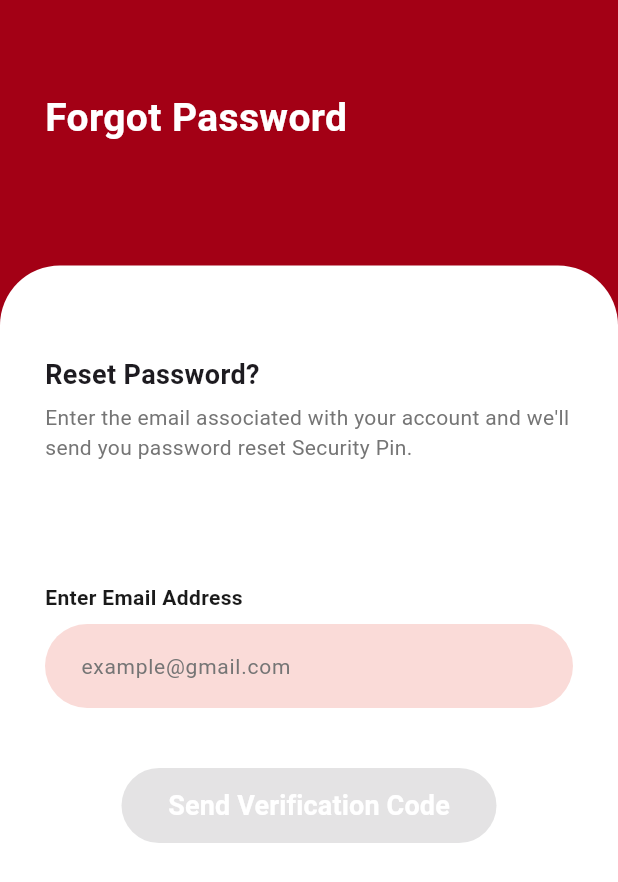
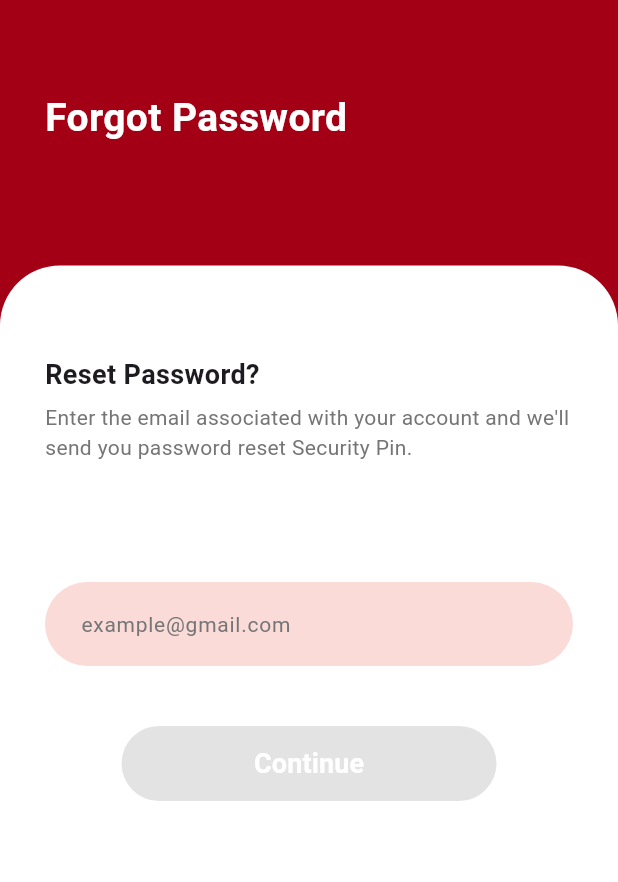
Before and after one commit to Meqabil/black-box, a Flutter app: the ForgotPasswordScreen screen opened directly, on a phone screen of 412 x 824 dp. Shown: the top 882 px of the screen. Run offline on Flutter 3.47's test engine with Material 3 defaults, Android fonts, the phone set to English and light mode, and no system bars; our stand-ins replace bloc, dio, flutter_bloc, get_it, internet_connection_checker_plus; missing offline and left inert: flutter_app, grad_project.

Commit message:
Refactor ForgotPasswordScreen layout and logic
Refactor ForgotPasswordScreen to use local colors and simplify button logic.

```diff
--- a/lib/features/auth/presentation/screens/password/forget_password_screen.dart
+++ b/lib/features/auth/presentation/screens/password/forget_password_screen.dart
@@ -1,17 +1,13 @@
-import 'package:black_box/core/constants/colors.dart';
-import 'package:black_box/core/ui/snackbar/exception_snackbar.dart';
-import 'package:black_box/core/ui/snackbar/success_snackbar.dart';
-import 'package:black_box/features/auth/presentation/bloc/auth/new_password/password_cubit.dart';
-import 'package:black_box/features/auth/presentation/bloc/auth/new_password/password_state.dart';
-import 'package:black_box/features/auth/presentation/screens/password/security_pin_screen.dart';
 import 'package:flutter/material.dart';
-import 'package:flutter_bloc/flutter_bloc.dart';
+import 'package:grad_project/login/password_page/security_pin_screen.dart';
 
+const Color _mainRedColor = Color(0xFFA30015);
+const Color _inputBgColor = Color(0xFFFADBD8);
 
 InputDecoration _inputDecoration({required String hint, Widget? suffixIcon}) {
   return InputDecoration(
     filled: true,
-    fillColor: textFieldColor,
+    fillColor: _inputBgColor,
     hintText: hint,
     hintStyle: TextStyle(color: Colors.grey[600], fontSize: 14),
     suffixIcon: suffixIcon,
@@ -23,20 +19,6 @@ InputDecoration _inputDecoration({required String hint, Widget? suffixIcon}) {
     enabledBorder: OutlineInputBorder(
       borderRadius: BorderRadius.circular(30),
       borderSide: BorderSide.none,
-    ),
-  );
-}
-
-Widget _buildLabel(String text) {
-  return Align(
-    alignment: Alignment.centerLeft,
-    child: Text(
-      text,
-      style: TextStyle(
-        color: labelColor,
-        fontWeight: FontWeight.bold,
-        fontSize: 14,
-      ),
     ),
   );
 }
@@ -68,15 +50,20 @@ class _ForgotPasswordScreenState extends State<ForgotPasswordScreen> {
         _emailError = null;
         _isEmailValid = true;
       });
+
+      Navigator.push(
+        context,
+        MaterialPageRoute(
+          builder: (context) => const SecurityPinScreen(),
+        ),
+      );
     }
   }
-
-
 
   @override
   Widget build(BuildContext context) {
     return Scaffold(
-      backgroundColor: mainRedColor,
+      backgroundColor: _mainRedColor,
       body: SafeArea(
         child: Column(
           children: [
@@ -127,8 +114,6 @@ class _ForgotPasswordScreenState extends State<ForgotPasswordScreen> {
                         style: TextStyle(color: Colors.grey[600], fontSize: 14),
                       ),
                       const SizedBox(height: 80),
-                      _buildLabel("Enter Email Address"),
-                      const SizedBox(height: 8),
                       TextField(
                         controller: _emailController,
                         onChanged: (value) {
@@ -155,39 +140,24 @@ class _ForgotPasswordScreenState extends State<ForgotPasswordScreen> {
                         child: SizedBox(
                           width: 250,
                           height: 50,
-                          child: BlocListener<PasswordCubit,PasswordState>(
-                            listener: (context,state){
-                              if(state is SuccessPassword){
-                                SuccessSnackBar snack = SuccessSnackBar();
-                                ScaffoldMessenger.of(context).showSnackBar(snack.show(state.message));
-                                Navigator.of(context).push(MaterialPageRoute(builder: (context) => SecurityPinScreen(email: _emailController.text.trim())));
-                              } else if(state is FailurePassword){
-                                ExceptionSnackBar snack = ExceptionSnackBar();
-                                ScaffoldMessenger.of(context).showSnackBar(snack.show(state.message));
-                              }
-                            },
                           child: ElevatedButton(
                             onPressed: _isEmailValid
-                                  ? () {
-                                _validateAndNext(context);
-                                context.read<PasswordCubit>().sendResetPassword(email: _emailController.text.trim());
-                              }
+                                ? () => _validateAndNext(context)
                                 : null,
                             style: ElevatedButton.styleFrom(
                               backgroundColor: _isEmailValid
-                                    ? mainRedColor
+                                  ? _mainRedColor
                                   : Colors.grey,
                               shape: RoundedRectangleBorder(
                                 borderRadius: BorderRadius.circular(25),
                               ),
                             ),
                             child: const Text(
-                                "Send Verification Code",
+                              "Continue",
                               style: TextStyle(
                                 color: Colors.white,
                                 fontSize: 18,
                                 fontWeight: FontWeight.bold,
-                                ),
                               ),
                             ),
                           ),
```
Lines whose indentation alone changed are shown as unchanged.
